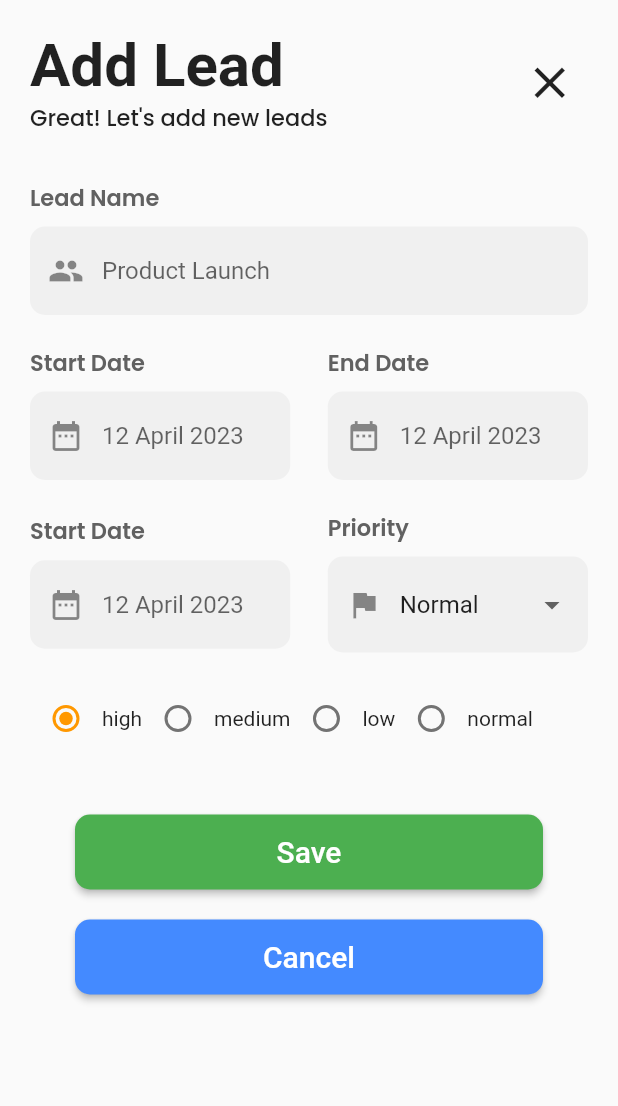
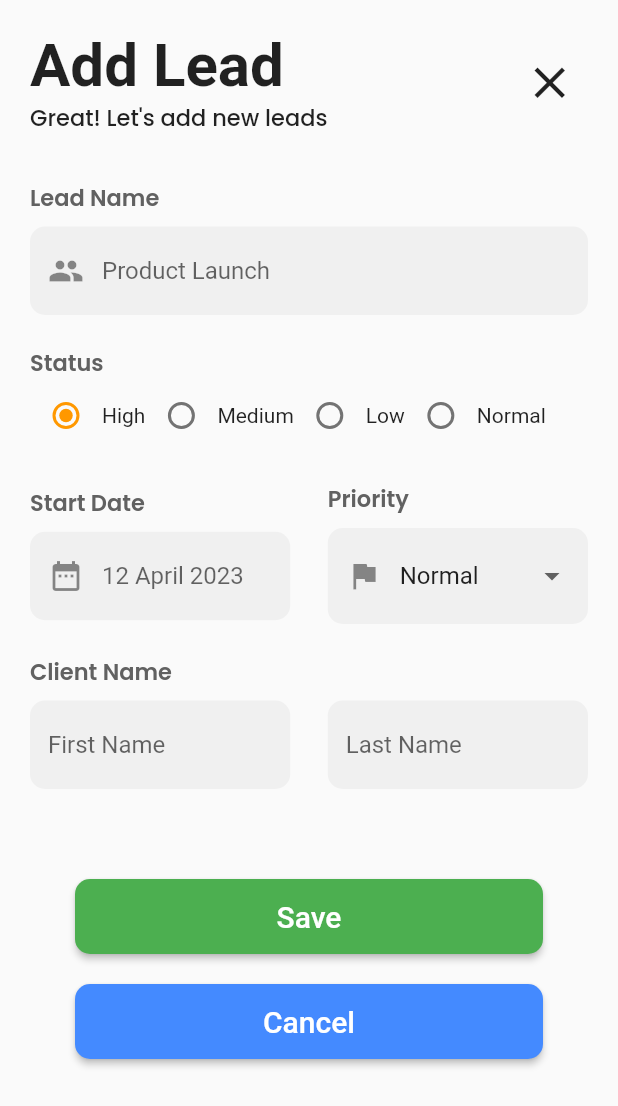
Before and after one commit to VatsalKotha/CRM, a Flutter app: the LeadPage screen opened directly, after a tap on the "add" icon, on a phone screen of 412 x 824 dp. Shown: the top 1106 px of the screen. Run offline on Flutter 3.47's test engine with Material 2 defaults, Android fonts, the phone set to English and light mode, and no system bars; our stand-ins replace awesome_snackbar_content, flutter_otp_text_field, get, google_fonts, table_calendar.

Commit message:
Made correction in few files

```diff
--- a/lib/main.dart
+++ b/lib/main.dart
@@ -3,7 +3,7 @@
 
 import 'package:crm/routes/routes.dart';
 import 'package:crm/screens/auth/login/loginScreen.dart';
-import 'package:crm/screens/setting/setting_page.dart';
+import 'package:crm/screens/home/lead/lead_form.dart';
 import 'package:crm/utility/theme/theme.dart';
 import 'package:flutter/material.dart';
 import 'package:get/get_navigation/get_navigation.dart';
@@ -27,8 +27,8 @@ class MyApp extends StatelessWidget {
 
       initialRoute: Routes.getLoginScreenRoute(),
 
-       home: LoginScreen(),
-      // home: SettingPage(),
+       // home: LoginScreen(),
+      home: LeadForm(),
     );
   }
 }
--- a/lib/screens/home/lead/lead_form.dart
+++ b/lib/screens/home/lead/lead_form.dart
@@ -3,15 +3,16 @@ import 'package:crm/utility/widget/button.dart';
 import 'package:crm/utility/widget/form_dropdown.dart';
 import 'package:crm/utility/widget/form_text_box.dart';
 import 'package:flutter/material.dart';
+import 'package:google_fonts/google_fonts.dart';
 
 import '../../../utility/widget/form_widget.dart';
 import '../../../utility/widget/radio_button_widget.dart';
 
 enum LeadPriority {
-  high,
-  medium,
-  low,
-  normal,
+  High,
+  Medium,
+  Low,
+  Normal,
 }
 
 class LeadForm extends StatefulWidget {
@@ -22,7 +23,7 @@ class LeadForm extends StatefulWidget {
 }
 
 class _LeadFormState extends State<LeadForm> {
-  LeadPriority _selectedOption = LeadPriority.high;
+  LeadPriority _selectedOption = LeadPriority.High;
 
   final TextEditingController myController1 = TextEditingController();
   final TextEditingController myController2 = TextEditingController();
@@ -39,6 +40,7 @@ class _LeadFormState extends State<LeadForm> {
           myFormWidget: Form(
             child: Column(
               children: [
+                // lead name
                 FormTextBox(
                   hintText: "Product Launch",
                   prefixIcon: const Icon(Icons.people),
@@ -46,28 +48,34 @@ class _LeadFormState extends State<LeadForm> {
                   controller: myController1,
                 ),
 
-                Row(
-                  children: const [
-                    Expanded(
-                      child: FormTextBox(
-                        hintText: "12 April 2023",
-                        prefixIcon: Icon(Icons.date_range),
-                        title: "Start Date",
-                        controller: null,
+                // status
+                Column(
+                  crossAxisAlignment: CrossAxisAlignment.start,
+                  children: [
+                    Text(
+                      "Status",
+                      style: GoogleFonts.poppins(
+                        fontWeight: FontWeight.w600,
+                        fontSize: 15,
+                        color: Colors.grey[700],
                       ),
                     ),
-                    SizedBox(width: 25),
-                    Expanded(
-                      child: FormTextBox(
-                        hintText: "12 April 2023",
-                        prefixIcon: Icon(Icons.date_range),
-                        title: "End Date",
-                        controller: null,
-                      ),
+                    RadioButtonWidget(
+                      options: LeadPriority.values,
+                      groupValue: _selectedOption,
+                      onChanged: (value) {
+                        setState(() {
+                          _selectedOption = (value as LeadPriority?)!;
+                        });
+                      },
+                      textBuilder: (option) => option.toString().split('.')[1],
+                      valueBuilder: (option) => option.toString(),
                     ),
+                    const SizedBox(height: 20),
                   ],
                 ),
 
+                // closing date and priority
                 Row(
                   children: const [
                     Expanded(
@@ -88,17 +96,27 @@ class _LeadFormState extends State<LeadForm> {
                   ],
                 ),
 
-                RadioButtonWidget(
-                  options: LeadPriority.values,
-                  groupValue: _selectedOption,
-                  onChanged: (value) {
-                    setState(() {
-                      _selectedOption = (value as LeadPriority?)!;
-                    });
-                  },
-                  textBuilder: (option) => option.toString().split('.')[1],
-                  valueBuilder: (option) => option.toString(),
+                // Client name
+                Row(
+                  children: const [
+                    Expanded(
+                      child: FormTextBox(
+                        hintText: "First Name",
+                        title: "Client Name",
+                        controller: null,
+                      ),
+                    ),
+                    SizedBox(width: 25),
+                    Expanded(
+                      child: FormTextBox(
+                        hintText: "Last Name",
+                        controller: null,
+                      ),
+                    ),
+                  ],
                 ),
+
+
 
                 const SizedBox(height: 40),
 
--- a/lib/screens/home/lead/lead_page.dart
+++ b/lib/screens/home/lead/lead_page.dart
@@ -13,7 +13,7 @@ class LeadPage extends StatelessWidget {
     return Scaffold(
       appBar: const AppBarWidget(title: jAppbarLeadPageTitle),
       body: ListView(
-        children: [
+        children: const [
           LeadCardWidget(
               leadName: "Product Enquiry",
               leadClosingDate: "12 April 2023",
--- a/lib/utility/widget/form_text_box.dart
+++ b/lib/utility/widget/form_text_box.dart
@@ -5,7 +5,7 @@ class FormTextBox extends StatefulWidget {
   const FormTextBox({
     Key? key,
     required this.hintText,
-    required this.prefixIcon,
+    this.prefixIcon,
     this.title,
     this.controller,
     this.validator,
@@ -13,7 +13,7 @@ class FormTextBox extends StatefulWidget {
 
   final String? title;
   final String hintText;
-  final Icon prefixIcon;
+  final Icon? prefixIcon;
   final TextEditingController? controller;
   final FormFieldValidator? validator;
 
--- a/lib/utility/widget/lead_card_widget.dart
+++ b/lib/utility/widget/lead_card_widget.dart
@@ -1,29 +1,36 @@
-import 'package:crm/screens/home/lead/lead_detail_screen.dart';
+
+import 'package:flutter/foundation.dart';
 import 'package:flutter/material.dart';
-import 'package:get/get.dart';
-
 import '../../constants/image_string.dart';
 
 
 class LeadCardWidget extends StatelessWidget {
-  LeadCardWidget({
+  const LeadCardWidget({
     super.key,
     required this.leadName,
+    required this.leadStatus,
     required this.leadClosingDate,
+    required this.leadPriority,
     required this.leadCompanyName,
     required this.leadPersonName,
-    required this.leadDescription,
-    required this.leadPriority,
-    required this.leadStatus,
+    this.leadDescription,
+    this.onPressed,
   });
 
-  String leadPriority;
-  String leadName;
-  String leadClosingDate;
-  String leadCompanyName;
-  String leadPersonName;
-  String leadStatus;
-  String? leadDescription;
+  final String leadPriority;
+  final String leadName;
+  final String leadClosingDate;
+  final String leadCompanyName;
+  final String leadPersonName;
+  final String leadStatus;
+  final String? leadDescription;
+  final VoidCallback? onPressed;
+
+  void onTap() {
+    if (kDebugMode) {
+      print("Card Widget was pressed");
+    }
+  }
 
   @override
   Widget build(BuildContext context) {
@@ -52,20 +59,7 @@ class LeadCardWidget extends StatelessWidget {
     return SizedBox(
       height: 140.0,
       child: GestureDetector(
-        onTap: () => Get.to(() => const LeadDetailScreen(
-          leadName: "New Equipment",
-          leadClientName: "John Shah",
-          leadClientPhnNo1: "9876543210",
-          leadClosingDate: "5 May 2023",
-          leadCompanyName: "Dell Pvt. LTD",
-          leadCreatedBy: "Jash Parmar",
-          leadDateCreated: "26 April 2023",
-          leadId: "MEL230001",
-          leadModifiedBy: "Vatsal Kotha",
-          leadPriority: "Medium",
-          leadSalesPersonName: "Vatsal Kotha",
-          leadStatus: "Lost",
-        )),
+        onTap: onPressed ?? onTap,
         child: Card(
           elevation: 3.0,
           margin: const EdgeInsets.symmetric(vertical: 8.0, horizontal: 10.0),
```
